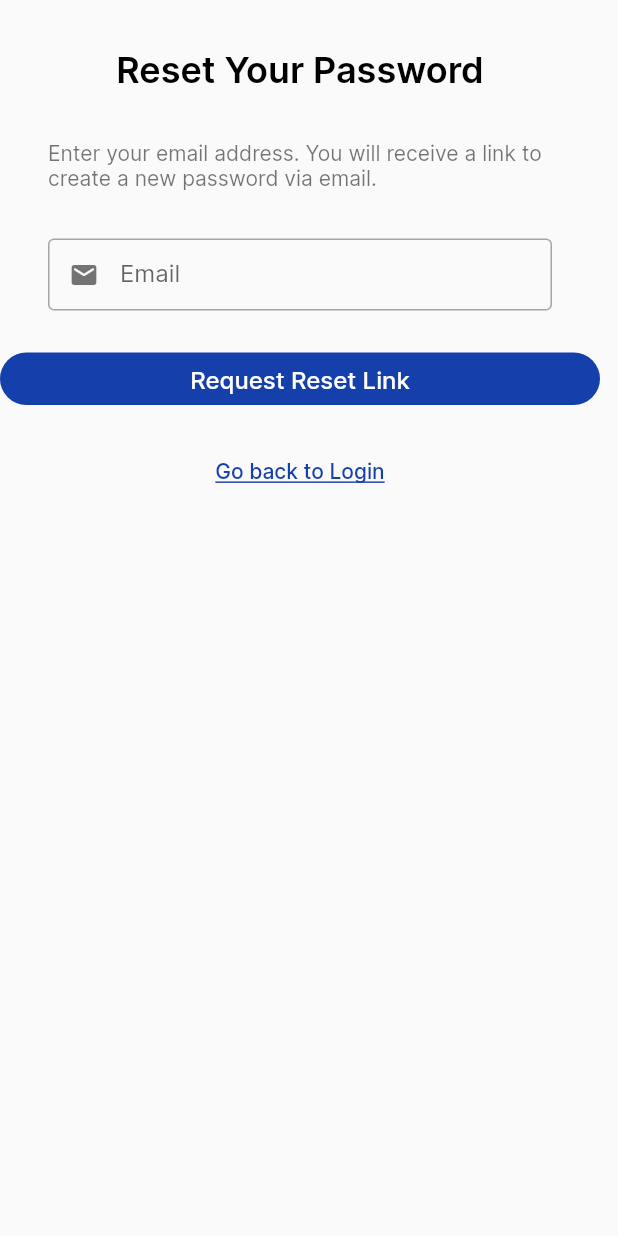
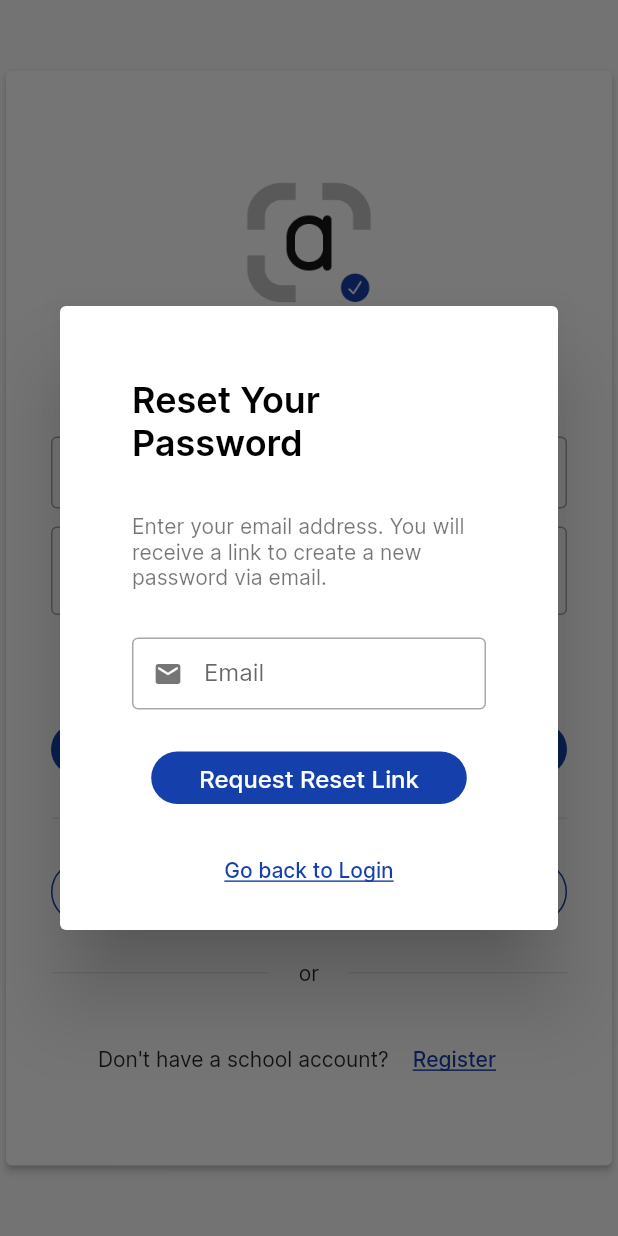
Before and after one commit to NewblyAaron/A-Check-Web, a Flutter app: the screen it shows after launch, after a tap on "Forgot your password?", on a phone screen of 412 x 824 dp. Run offline on Flutter 3.47's test engine with Material 3 defaults, Android fonts, the phone set to English and light mode, and no system bars; our stand-ins replace cloud_firestore, data_table_2, dropdown_search, email_validator, firebase_auth, firebase_core and 4 more; missing offline and left inert: cloud_firestore_odm, side_navigation; accounts and stored records are empty.

Commit message:
add functionality to forgot password

```diff
--- a/lib/pages/auth/forgot_password_form.dart
+++ b/lib/pages/auth/forgot_password_form.dart
@@ -1,5 +1,4 @@
 import 'package:a_check_web/globals.dart';
-import 'package:a_check_web/utils/abstracts.dart';
 import 'package:a_check_web/utils/validators.dart';
 import 'package:firebase_auth/firebase_auth.dart';
 import 'package:flutter/material.dart';
@@ -12,10 +11,39 @@ class ForgotPassword extends StatefulWidget {
 }
 
 class _ForgotPasswordState extends State<ForgotPassword> {
+  final formKey = GlobalKey<FormState>();
+  late TextEditingController emailCon;
+
+  @override
+  void initState() {
+    super.initState();
+
+    emailCon = TextEditingController();
+  }
+
+  void finalize() async {
+    if (!formKey.currentState!.validate()) return;
+
+    try {
+      FirebaseAuth.instance
+          .sendPasswordResetEmail(email: emailCon.text)
+          .whenComplete(() {
+        snackbarKey.currentState!.showSnackBar(const SnackBar(
+            content:
+                Text("Please check your email for your password reset link.")));
+      });
+    } on FirebaseAuthException catch (ex) {
+      snackbarKey.currentState!
+          .showSnackBar(SnackBar(content: Text(ex.message ?? ex.code)));
+    }
+
+    if (mounted) Navigator.pop(context);
+  }
+
   @override
   Widget build(BuildContext context) {
-    return Scaffold(
-      body: SizedBox(
+    return Container(
+      padding: const EdgeInsets.all(16),
       width: 400,
       child: Column(
         mainAxisSize: MainAxisSize.min,
@@ -27,13 +55,12 @@ class _ForgotPasswordState extends State<ForgotPassword> {
           buildButtons()
         ],
       ),
-      ),
     );
   }
 
   Form buildForm() {
     return Form(
-      key: const Key(""),
+      key: formKey,
       child: Padding(
         padding: const EdgeInsets.only(top: 32, left: 32, right: 32),
         child: Column(
@@ -53,7 +80,8 @@ class _ForgotPasswordState extends State<ForgotPassword> {
             ),
             const Padding(
               padding: EdgeInsets.only(bottom: 32),
-              child: Text("Enter your email address. You will receive a link to create a new password via email.",
+              child: Text(
+                  "Enter your email address. You will receive a link to create a new password via email.",
                   textAlign: TextAlign.start,
                   overflow: TextOverflow.clip,
                   style: TextStyle(
@@ -63,8 +91,9 @@ class _ForgotPasswordState extends State<ForgotPassword> {
                   )),
             ),
             TextFormField(
-              controller: null,
+              controller: emailCon,
               validator: Validators.isAnEmail,
+              onFieldSubmitted: (_) => finalize(),
               decoration: const InputDecoration(
                 border: OutlineInputBorder(),
                 prefixIcon: Icon(
@@ -86,26 +115,28 @@ class _ForgotPasswordState extends State<ForgotPassword> {
 
   Row buildButtons() {
     return Row(
+      mainAxisAlignment: MainAxisAlignment.center,
+      mainAxisSize: MainAxisSize.max,
       children: [
         Column(
+          mainAxisSize: MainAxisSize.min,
           children: [
-            InkWell(
+            Material(
+              color: const Color(0xff153faa),
+              shape: RoundedRectangleBorder(
+                  borderRadius: BorderRadius.circular(35)),
+              child: InkWell(
                 customBorder: RoundedRectangleBorder(
                   borderRadius: BorderRadius.circular(20),
                 ),
                 // hoverColor: const Color(0xff153faa).withOpacity(0.8),
                 // highlightColor: const Color(0xff153faa).withOpacity(0.4),
                 // splashColor: const Color(0xff153faa).withOpacity(1),
-              onTap: null,
+                onTap: finalize,
                 child: Container(
                   alignment: Alignment.center,
-                padding: const EdgeInsets.symmetric(vertical: 8),
-                width: 400,
-                decoration: BoxDecoration(
-                  borderRadius: BorderRadius.circular(35),
-                  // adding color will hide the splash effect
-                  color: const Color(0xff153faa),
-                ),
+                  padding:
+                      const EdgeInsets.symmetric(vertical: 8, horizontal: 32),
                   child: const Text(
                     "Request Reset Link",
                     style: TextStyle(
@@ -115,20 +146,20 @@ class _ForgotPasswordState extends State<ForgotPassword> {
                   ),
                 ),
               ),
+            ),
             const SizedBox(
               height: 20,
             ),
-            const MaterialButton(
+            MaterialButton(
                 minWidth: 30,
-                onPressed: null,
+                onPressed: () => Navigator.pop(context),
                 hoverColor: Colors.transparent,
-                child: Text(
+                child: const Text(
                   "Go back to Login",
                   style: TextStyle(
                       color: Color(0xff153faa),
                       fontWeight: FontWeight.w500,
-                      decoration:
-                      TextDecoration.underline),
+                      decoration: TextDecoration.underline),
                 )),
           ],
         ),
--- a/lib/pages/auth/login_page.dart
+++ b/lib/pages/auth/login_page.dart
@@ -36,9 +36,8 @@ class LoginPageState extends State<LoginPage> {
     final auth = FirebaseAuth.instance;
 
     try {
-      await auth
-          .signInWithEmailAndPassword(
-              email: emailCon.text, password: passwordCon.text);
+      await auth.signInWithEmailAndPassword(
+          email: emailCon.text, password: passwordCon.text);
     } on FirebaseAuthException catch (e) {
       snackbarKey.currentState!.showSnackBar(
           SnackBar(content: Text(e.message ?? "Error! ${e.code}")));
@@ -61,12 +60,13 @@ class LoginPageState extends State<LoginPage> {
         ));
   }
 
-  void forgotPassword() {
-    Navigator.push(
-        context,
-        MaterialPageRoute(
-          builder: (context) => const ForgotPassword(),
-        ));
+  void forgotPassword() async {
+    await showDialog(
+      context: context,
+      builder: (context) => const Dialog(
+        child: ForgotPassword(),
+      ),
+    );
   }
 }
 
@@ -118,7 +118,8 @@ class LoginPageView extends WidgetView<LoginPage, LoginPageState> {
                                 const Text(
                                   "Log in to A-Check",
                                   style: TextStyle(
-                                      fontWeight: FontWeight.w600, fontSize: 24),
+                                      fontWeight: FontWeight.w600,
+                                      fontSize: 24),
                                 ),
                                 const SizedBox(
                                   height: 20,
@@ -149,11 +150,12 @@ class LoginPageView extends WidgetView<LoginPage, LoginPageState> {
                                       onTap: state.studentLogin,
                                       child: Container(
                                         alignment: Alignment.center,
-                                        padding:
-                                            const EdgeInsets.symmetric(vertical: 8),
+                                        padding: const EdgeInsets.symmetric(
+                                            vertical: 8),
                                         width: 350,
                                         decoration: BoxDecoration(
-                                          borderRadius: BorderRadius.circular(35),
+                                          borderRadius:
+                                              BorderRadius.circular(35),
                                           border: Border.all(
                                             color: const Color(0xff153faa),
                                             width: 1,
@@ -200,9 +202,11 @@ class LoginPageView extends WidgetView<LoginPage, LoginPageState> {
                                       height: 25,
                                     ),
                                     Row(
-                                      mainAxisAlignment: MainAxisAlignment.center,
+                                      mainAxisAlignment:
+                                          MainAxisAlignment.center,
                                       children: [
-                                        const Text("Don't have a school account?"),
+                                        const Text(
+                                            "Don't have a school account?"),
                                         MaterialButton(
                                             minWidth: 30,
                                             onPressed: state.register,
@@ -243,6 +247,7 @@ class LoginPageView extends WidgetView<LoginPage, LoginPageState> {
             TextFormField(
               controller: state.emailCon,
               validator: Validators.isAnEmail,
+              keyboardType: TextInputType.emailAddress,
               decoration: const InputDecoration(
                 border: OutlineInputBorder(),
                 prefixIcon: Icon(
@@ -260,6 +265,7 @@ class LoginPageView extends WidgetView<LoginPage, LoginPageState> {
               controller: state.passwordCon,
               onFieldSubmitted: (_) => state.login(),
               validator: Validators.hasValue,
+              keyboardType: TextInputType.visiblePassword,
               obscureText: true,
               obscuringCharacter: '•',
               decoration: const InputDecoration(
@@ -284,8 +290,7 @@ class LoginPageView extends WidgetView<LoginPage, LoginPageState> {
                       style: TextStyle(
                           color: Color(0xff153faa),
                           fontWeight: FontWeight.w400,
-                          decoration:
-                          TextDecoration.underline),
+                          decoration: TextDecoration.underline),
                     )),
               ],
             ),
--- a/lib/pages/auth/register_page.dart
+++ b/lib/pages/auth/register_page.dart
@@ -234,6 +234,7 @@ class RegisterPageView extends WidgetView<RegisterPage, RegisterPageState> {
             TextFormField(
               controller: state.schoolNameCon,
               validator: Validators.hasValue,
+              keyboardType: TextInputType.name,
               decoration: const InputDecoration(
                   border: OutlineInputBorder(),
                   prefixIcon: Icon(
@@ -247,6 +248,7 @@ class RegisterPageView extends WidgetView<RegisterPage, RegisterPageState> {
             TextFormField(
               controller: state.officeNameCon,
               validator: Validators.hasValue,
+              keyboardType: TextInputType.name,
               decoration: const InputDecoration(
                   border: OutlineInputBorder(),
                   prefixIcon: Icon(
@@ -260,6 +262,7 @@ class RegisterPageView extends WidgetView<RegisterPage, RegisterPageState> {
             TextFormField(
               controller: state.emailCon,
               validator: Validators.isAnEmail,
+              keyboardType: TextInputType.emailAddress,
               decoration: const InputDecoration(
                   border: OutlineInputBorder(),
                   prefixIcon: Icon(
@@ -273,6 +276,7 @@ class RegisterPageView extends WidgetView<RegisterPage, RegisterPageState> {
             TextFormField(
               controller: state.passwordCon,
               validator: Validators.hasValue,
+              keyboardType: TextInputType.visiblePassword,
               obscureText: true,
               obscuringCharacter: '•',
               decoration: const InputDecoration(
@@ -288,6 +292,7 @@ class RegisterPageView extends WidgetView<RegisterPage, RegisterPageState> {
             TextFormField(
               controller: state.confirmCon,
               validator: state.confirmPassword,
+              keyboardType: TextInputType.visiblePassword,
               onFieldSubmitted: (_) => state.register(),
               obscureText: true,
               obscuringCharacter: '•',
```
Lines whose indentation alone changed are shown as unchanged.
